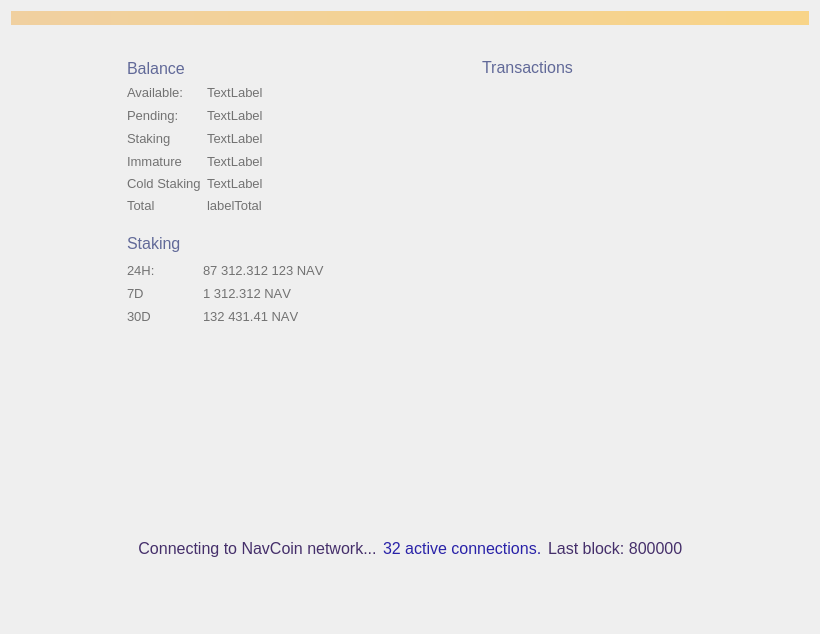
This is src/qt/forms/overviewpage.ui in navcoin/navcoin-core as Qt 5 draws it before an edit. The edited form follows.
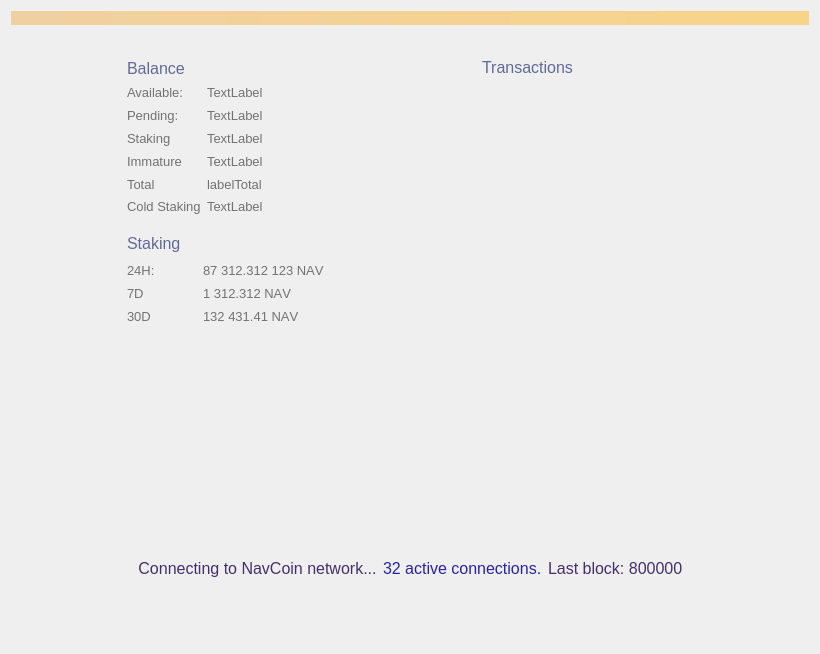
This is the edited form. Custom widgets are drawn as their Qt base class.

Commit message: overview layout

```diff
--- a/src/qt/forms/overviewpage.ui
+++ b/src/qt/forms/overviewpage.ui
@@ -7,7 +7,7 @@
     <x>0</x>
     <y>0</y>
     <width>820</width>
-    <height>634</height>
+    <height>654</height>
    </rect>
   </property>
   <property name="sizePolicy">
@@ -374,66 +374,6 @@
              </property>
             </widget>
            </item>
-           <item row="5" column="0">
-            <widget class="QLabel" name="label_8">
-             <property name="sizePolicy">
-              <sizepolicy hsizetype="Minimum" vsizetype="Preferred">
-               <horstretch>0</horstretch>
-               <verstretch>0</verstretch>
-              </sizepolicy>
-             </property>
-             <property name="minimumSize">
-              <size>
-               <width>70</width>
-               <height>17</height>
-              </size>
-             </property>
-             <property name="maximumSize">
-              <size>
-               <width>70</width>
-               <height>17</height>
-              </size>
-             </property>
-             <property name="font">
-              <font>
-               <pointsize>10</pointsize>
-               <weight>50</weight>
-               <bold>false</bold>
-               <stylestrategy>PreferAntialias</stylestrategy>
-              </font>
-             </property>
-             <property name="styleSheet">
-              <string notr="true">color: #727272</string>
-             </property>
-             <property name="text">
-              <string>Total</string>
-             </property>
-             <property name="alignment">
-              <set>Qt::AlignLeading|Qt::AlignLeft|Qt::AlignVCenter</set>
-             </property>
-            </widget>
-           </item>
-           <item row="5" column="1">
-            <widget class="QLabel" name="labelTotal">
-             <property name="font">
-              <font>
-               <pointsize>10</pointsize>
-               <weight>50</weight>
-               <bold>false</bold>
-               <stylestrategy>PreferAntialias</stylestrategy>
-              </font>
-             </property>
-             <property name="styleSheet">
-              <string notr="true">color: #727272</string>
-             </property>
-             <property name="text">
-              <string>labelTotal</string>
-             </property>
-             <property name="alignment">
-              <set>Qt::AlignLeading|Qt::AlignLeft|Qt::AlignVCenter</set>
-             </property>
-            </widget>
-           </item>
            <item row="2" column="1">
             <widget class="QLabel" name="labelStaking">
              <property name="font">
@@ -494,7 +434,67 @@
              </property>
             </widget>
            </item>
+           <item row="4" column="1">
+            <widget class="QLabel" name="labelTotal">
+             <property name="font">
+              <font>
+               <pointsize>10</pointsize>
+               <weight>50</weight>
+               <bold>false</bold>
+               <stylestrategy>PreferAntialias</stylestrategy>
+              </font>
+             </property>
+             <property name="styleSheet">
+              <string notr="true">color: #727272</string>
+             </property>
+             <property name="text">
+              <string>labelTotal</string>
+             </property>
+             <property name="alignment">
+              <set>Qt::AlignLeading|Qt::AlignLeft|Qt::AlignVCenter</set>
+             </property>
+            </widget>
+           </item>
            <item row="4" column="0">
+            <widget class="QLabel" name="label_8">
+             <property name="sizePolicy">
+              <sizepolicy hsizetype="Minimum" vsizetype="Preferred">
+               <horstretch>0</horstretch>
+               <verstretch>0</verstretch>
+              </sizepolicy>
+             </property>
+             <property name="minimumSize">
+              <size>
+               <width>70</width>
+               <height>17</height>
+              </size>
+             </property>
+             <property name="maximumSize">
+              <size>
+               <width>70</width>
+               <height>17</height>
+              </size>
+             </property>
+             <property name="font">
+              <font>
+               <pointsize>10</pointsize>
+               <weight>50</weight>
+               <bold>false</bold>
+               <stylestrategy>PreferAntialias</stylestrategy>
+              </font>
+             </property>
+             <property name="styleSheet">
+              <string notr="true">color: #727272</string>
+             </property>
+             <property name="text">
+              <string>Total</string>
+             </property>
+             <property name="alignment">
+              <set>Qt::AlignLeading|Qt::AlignLeft|Qt::AlignVCenter</set>
+             </property>
+            </widget>
+           </item>
+           <item row="5" column="0">
             <widget class="QLabel" name="labelColdStakingText">
              <property name="font">
               <font>
@@ -509,7 +509,7 @@
              </property>
             </widget>
            </item>
-           <item row="4" column="1">
+           <item row="5" column="1">
             <widget class="QLabel" name="labelColdStaking">
              <property name="font">
               <font>
```
